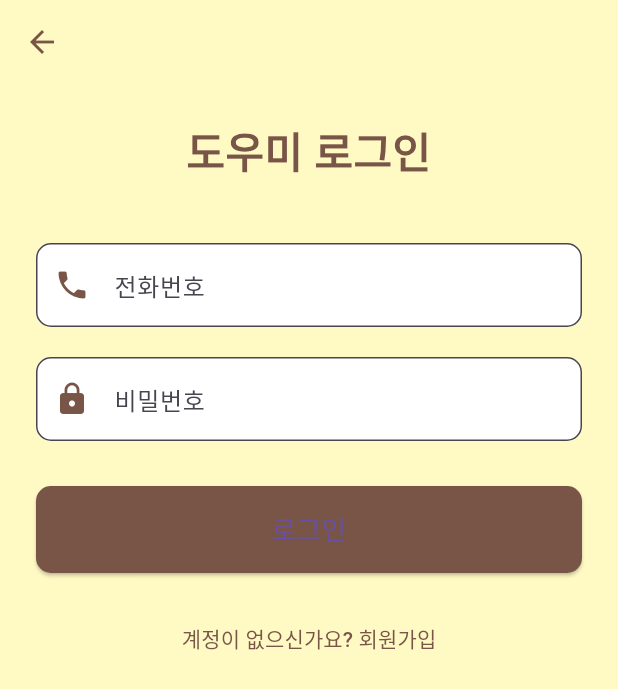
After one commit to LastDance-Beeper/beeper-frontend, a Flutter app: the screen it shows after launch, after a tap on an icon or button, on a phone screen of 412 x 824 dp. The commit adds this screen. Shown: the top 689 px of the screen. Run offline on Flutter 3.47's test engine with Material 3 defaults, Android fonts, the phone set to English and light mode, and no system bars; our stand-ins replace shared_preferences, speech_to_text; missing offline and left inert: flutter_webrtc.

Commit message:
분기점 2 (mock_service _proto1)

```diff
--- a/lib/main.dart
+++ b/lib/main.dart
@@ -5,6 +5,8 @@ import 'package:beeper/pages/user_selection_page.dart';
 import 'package:beeper/pages/senior_main_page.dart';
 import 'package:beeper/pages/student_dashboard_page.dart';
 import 'package:beeper/pages/video_call_page.dart';
+import 'package:beeper/pages/helper_login_page.dart';
+import 'package:beeper/pages/helper_signup_page.dart';
 
 void main() {
   runApp(
@@ -32,6 +34,8 @@ class MyApp extends StatelessWidget {
         '/senior_main': (context) => SeniorMainPage(),
         '/student_dashboard': (context) => StudentDashboardPage(),
         '/video_call': (context) => VideoCallPage(),
+        '/helper_login': (context) => HelperLoginPage(),
+        '/helper_signup': (context) => HelperSignupPage(),
       },
     );
   }
--- /dev/null
+++ b/lib/pages/helper_login_page.dart
@@ -0,0 +1,134 @@
+import 'package:flutter/material.dart';
+import 'package:beeper/services/auth_service.dart';
+import 'package:provider/provider.dart';
+
+class HelperLoginPage extends StatefulWidget {
+  @override
+  _HelperLoginPageState createState() => _HelperLoginPageState();
+}
+
+class _HelperLoginPageState extends State<HelperLoginPage> {
+  final _formKey = GlobalKey<FormState>();
+  String _phoneNumber = '';
+  String _password = '';
+
+  void _submit() async {
+    if (_formKey.currentState!.validate()) {
+      _formKey.currentState!.save();
+      try {
+        await Provider.of<AuthService>(context, listen: false).login(_phoneNumber, _password);
+        Navigator.of(context).pushReplacementNamed('/student_dashboard');
+      } catch (error) {
+        ScaffoldMessenger.of(context).showSnackBar(
+          SnackBar(content: Text(error.toString())),
+        );
+      }
+    }
+  }
+
+  @override
+  Widget build(BuildContext context) {
+    return Scaffold(
+      backgroundColor: Color(0xFFFFF9C4), // 따뜻한 느낌의 배경색
+      appBar: AppBar(
+        backgroundColor: Colors.transparent,
+        elevation: 0,
+        leading: IconButton(
+          icon: Icon(Icons.arrow_back, color: Colors.brown),
+          onPressed: () => Navigator.of(context).pop(),
+        ),
+      ),
+      body: SafeArea(
+        child: SingleChildScrollView(
+          child: Padding(
+            padding: EdgeInsets.all(24.0),
+            child: Form(
+              key: _formKey,
+              child: Column(
+                crossAxisAlignment: CrossAxisAlignment.stretch,
+                children: <Widget>[
+                  Text(
+                    '도우미 로그인',
+                    style: TextStyle(
+                      fontSize: 28,
+                      fontWeight: FontWeight.bold,
+                      color: Colors.brown,
+                    ),
+                    textAlign: TextAlign.center,
+                  ),
+                  SizedBox(height: 40),
+                  TextFormField(
+                    decoration: InputDecoration(
+                      labelText: '전화번호',
+                      prefixIcon: Icon(Icons.phone, color: Colors.brown),
+                      border: OutlineInputBorder(
+                        borderRadius: BorderRadius.circular(10),
+                      ),
+                      filled: true,
+                      fillColor: Colors.white,
+                    ),
+                    keyboardType: TextInputType.phone,
+                    validator: (value) {
+                      if (value == null || value.isEmpty) {
+                        return '전화번호를 입력해주세요';
+                      }
+                      return null;
+                    },
+                    onSaved: (value) => _phoneNumber = value!,
+                  ),
+                  SizedBox(height: 20),
+                  TextFormField(
+                    decoration: InputDecoration(
+                      labelText: '비밀번호',
+                      prefixIcon: Icon(Icons.lock, color: Colors.brown),
+                      border: OutlineInputBorder(
+                        borderRadius: BorderRadius.circular(10),
+                      ),
+                      filled: true,
+                      fillColor: Colors.white,
+                    ),
+                    obscureText: true,
+                    validator: (value) {
+                      if (value == null || value.isEmpty) {
+                        return '비밀번호를 입력해주세요';
+                      }
+                      return null;
+                    },
+                    onSaved: (value) => _password = value!,
+                  ),
+                  SizedBox(height: 30),
+                  ElevatedButton(
+                    child: Padding(
+                      padding: EdgeInsets.symmetric(vertical: 16.0),
+                      child: Text(
+                        '로그인',
+                        style: TextStyle(fontSize: 18),
+                      ),
+                    ),
+                    style: ElevatedButton.styleFrom(
+                      backgroundColor: Colors.brown,
+                      shape: RoundedRectangleBorder(
+                        borderRadius: BorderRadius.circular(10),
+                      ),
+                    ),
+                    onPressed: _submit,
+                  ),
+                  SizedBox(height: 20),
+                  TextButton(
+                    child: Text(
+                      '계정이 없으신가요? 회원가입',
+                      style: TextStyle(color: Colors.brown),
+                    ),
+                    onPressed: () {
+                      Navigator.of(context).pushNamed('/helper_signup');
+                    },
+                  ),
+                ],
+              ),
+            ),
+          ),
+        ),
+      ),
+    );
+  }
+}
--- /dev/null
+++ b/lib/pages/mock_service.dart
@@ -0,0 +1,42 @@
+import 'dart:async';
+import 'dart:math';
+
+class MockService {
+  // 모의 로그인
+  Future<Map<String, dynamic>> login(String email, String password) async {
+    await Future.delayed(Duration(seconds: 1)); // API 호출 지연 시뮬레이션
+    return {
+      'token': 'mock_token_${Random().nextInt(1000)}',
+      'userId': 'user_${Random().nextInt(100)}',
+      'userType': Random().nextBool() ? 'senior' : 'student',
+    };
+  }
+
+  // 모의 음성 처리
+  Future<String> processVoiceRequest(String text) async {
+    await Future.delayed(Duration(seconds: 2)); // API 호출 지연 시뮬레이션
+    return "당신의 요청 '$text'를 처리했습니다. 도움이 필요하신 것 같습니다.";
+  }
+
+  // 모의 도움 요청 전송
+  Future<bool> sendHelpRequest(String request) async {
+    await Future.delayed(Duration(seconds: 1)); // API 호출 지연 시뮬레이션
+    return true; // 항상 성공으로 처리
+  }
+
+  // 모의 학생 대시보드 데이터
+  Future<Map<String, dynamic>> getStudentDashboard() async {
+    await Future.delayed(Duration(seconds: 1)); // API 호출 지연 시뮬레이션
+    return {
+      'volunteerHours': Random().nextInt(50) + 10,
+      'recentActivities': [
+        {'title': '김철수 어르신 도움', 'date': '2023-08-10', 'duration': 2},
+        {'title': '이영희 어르신 도움', 'date': '2023-08-08', 'duration': 1.5},
+      ],
+      'helpRequests': [
+        {'title': '장보기 도움 필요', 'description': '근처 마트에서 장보기를 도와주실 분 찾습니다.'},
+        {'title': '컴퓨터 사용 도움', 'description': '이메일 보내는 방법을 알려주실 분 찾습니다.'},
+      ],
+    };
+  }
+}
--- a/lib/pages/user_selection_page.dart
+++ b/lib/pages/user_selection_page.dart
@@ -1,41 +1,37 @@
 import 'package:flutter/material.dart';
-import 'package:provider/provider.dart';
-import 'package:beeper/services/auth_service.dart';
 
 class UserSelectionPage extends StatelessWidget {
   @override
   Widget build(BuildContext context) {
     return Scaffold(
       body: SafeArea(
-        child: Center(
+        child: Padding(
+          padding: const EdgeInsets.all(20.0),
           child: Column(
-            mainAxisAlignment: MainAxisAlignment.center,
+            crossAxisAlignment: CrossAxisAlignment.start,
             children: <Widget>[
+              SizedBox(height: 40),
               Text(
-                'Beeper',
-                style: TextStyle(fontSize: 32, fontWeight: FontWeight.bold),
+                '환영합니다!',
+                style: TextStyle(fontSize: 24, fontWeight: FontWeight.bold),
               ),
-              SizedBox(height: 50),
-              ElevatedButton(
-                child: Text('어르신'),
-                style: ElevatedButton.styleFrom(
-                  backgroundColor: Colors.blue,
-                  padding: EdgeInsets.symmetric(horizontal: 50, vertical: 20),
-                ),
-                onPressed: () {
-                  Navigator.pushNamed(context, '/senior_main');
-                },
+              Text(
+                '가입 이유를 선택해주세요',
+                style: TextStyle(fontSize: 18),
+              ),
+              SizedBox(height: 40),
+              _buildSelectionCard(
+                context,
+                '도움이 필요해요\n(어르신 로그인)',
+                'images/login_selection_senior.png',
+                '/senior_main',
               ),
               SizedBox(height: 20),
-              ElevatedButton(
-                child: Text('대학생'),
-                style: ElevatedButton.styleFrom(
-                  backgroundColor: Colors.green,
-                  padding: EdgeInsets.symmetric(horizontal: 50, vertical: 20),
-                ),
-                onPressed: () {
-                  Navigator.pushNamed(context, '/student_dashboard');
-                },
+              _buildSelectionCard(
+                context,
+                '도움을 줄 수 있어요\n(도우미 로그인)',
+                'images/login_selection_responder.png',
+                '/helper_login',
               ),
             ],
           ),
@@ -43,4 +39,29 @@ class UserSelectionPage extends StatelessWidget {
       ),
     );
   }
+
+  Widget _buildSelectionCard(BuildContext context, String title, String imagePath, String route) {
+    return GestureDetector(
+      onTap: () => Navigator.pushNamed(context, route),
+      child: Container(
+        width: double.infinity,
+        padding: EdgeInsets.all(20),
+        decoration: BoxDecoration(
+          color: Color(0xFFFFF9C4),  // 밝은 노란색
+          borderRadius: BorderRadius.circular(10),
+        ),
+        child: Column(
+          children: [
+            Image.asset(imagePath, width: 100, height: 100),
+            SizedBox(height: 10),
+            Text(
+              title,
+              textAlign: TextAlign.center,
+              style: TextStyle(fontSize: 16, fontWeight: FontWeight.bold),
+            ),
+          ],
+        ),
+      ),
+    );
+  }
 }
--- a/pubspec.yaml
+++ b/pubspec.yaml
@@ -16,7 +16,7 @@ dependencies:
   http: ^0.13.3
   shared_preferences: ^2.0.7
   speech_to_text: ^6.1.1  # 버전을 6.1.1로 업데이트
-  flutter_webrtc: ^0.9.0
+  flutter_webrtc: ^0.11.6
   permission_handler: ^10.0.0
 
 dev_dependencies:
```
Also changed, not shown: lib/pages/helper_signup_page.dart (added, +90 -0 lines), lib/pages/senior_main_page.dart (+175 -58 lines), lib/pages/student_dashboard_page.dart (+20 -19 lines), lib/services/auth_service.dart (+60 -33 lines), pubspec.lock, 1 other file.
